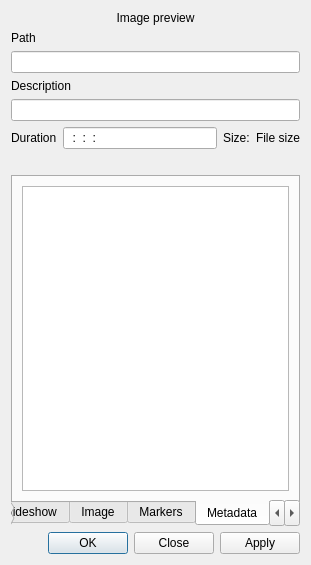
Above: src/widgets/clipproperties_ui.ui from KDE/kdenlive before the change. Below: the same form after it.
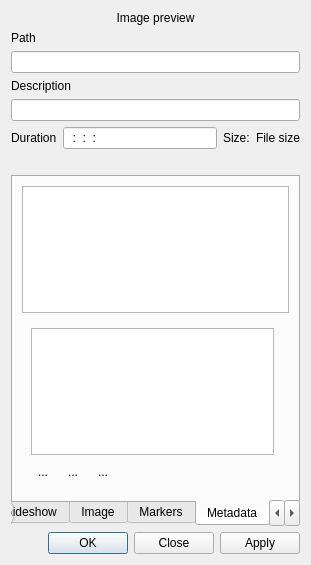
That is the form after the change. The open tabs and pages were chosen to show the change. Custom widgets are drawn as their Qt base class.

Commit message: Prepare for clip extra data (reusable analysis data)

The edit to the form file:
```diff
--- a/src/widgets/clipproperties_ui.ui
+++ b/src/widgets/clipproperties_ui.ui
@@ -522,7 +522,7 @@
        <string>Metadata</string>
       </attribute>
       <layout class="QGridLayout" name="gridLayout_9">
-       <item row="0" column="0">
+       <item row="0" column="0" colspan="2">
         <widget class="QTreeWidget" name="metadata_list">
          <property name="alternatingRowColors">
           <bool>true</bool>
@@ -560,6 +560,84 @@
          </column>
         </widget>
        </item>
+       <item row="2" column="0">
+        <widget class="QFrame" name="analysis_box">
+         <property name="frameShape">
+          <enum>QFrame::NoFrame</enum>
+         </property>
+         <property name="frameShadow">
+          <enum>QFrame::Plain</enum>
+         </property>
+         <layout class="QGridLayout" name="gridLayout_4">
+          <item row="0" column="0" colspan="4">
+           <widget class="QTreeWidget" name="analysis_list">
+            <property name="rootIsDecorated">
+             <bool>false</bool>
+            </property>
+            <property name="allColumnsShowFocus">
+             <bool>true</bool>
+            </property>
+            <attribute name="headerVisible">
+             <bool>false</bool>
+            </attribute>
+            <column>
+             <property name="text">
+              <string>1</string>
+             </property>
+            </column>
+            <column>
+             <property name="text">
+              <string>2</string>
+             </property>
+            </column>
+           </widget>
+          </item>
+          <item row="1" column="0">
+           <widget class="QToolButton" name="analysis_delete">
+            <property name="text">
+             <string>...</string>
+            </property>
+            <property name="autoRaise">
+             <bool>true</bool>
+            </property>
+           </widget>
+          </item>
+          <item row="1" column="1">
+           <widget class="QToolButton" name="analysis_save">
+            <property name="text">
+             <string>...</string>
+            </property>
+            <property name="autoRaise">
+             <bool>true</bool>
+            </property>
+           </widget>
+          </item>
+          <item row="1" column="2">
+           <widget class="QToolButton" name="analysis_load">
+            <property name="text">
+             <string>...</string>
+            </property>
+            <property name="autoRaise">
+             <bool>true</bool>
+            </property>
+           </widget>
+          </item>
+          <item row="1" column="3">
+           <spacer name="horizontalSpacer_2">
+            <property name="orientation">
+             <enum>Qt::Horizontal</enum>
+            </property>
+            <property name="sizeHint" stdset="0">
+             <size>
+              <width>186</width>
+              <height>20</height>
+             </size>
+            </property>
+           </spacer>
+          </item>
+         </layout>
+        </widget>
+       </item>
       </layout>
      </widget>
      <widget class="QWidget" name="tab_advanced">
```
The commit also changes 22 other files.
